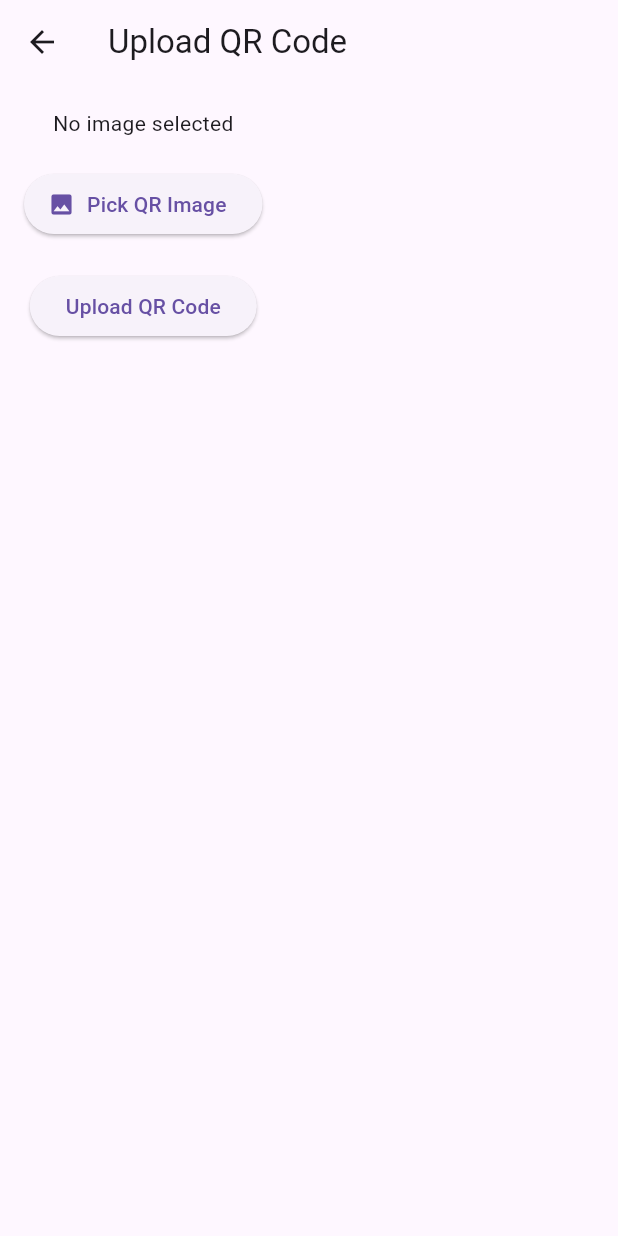
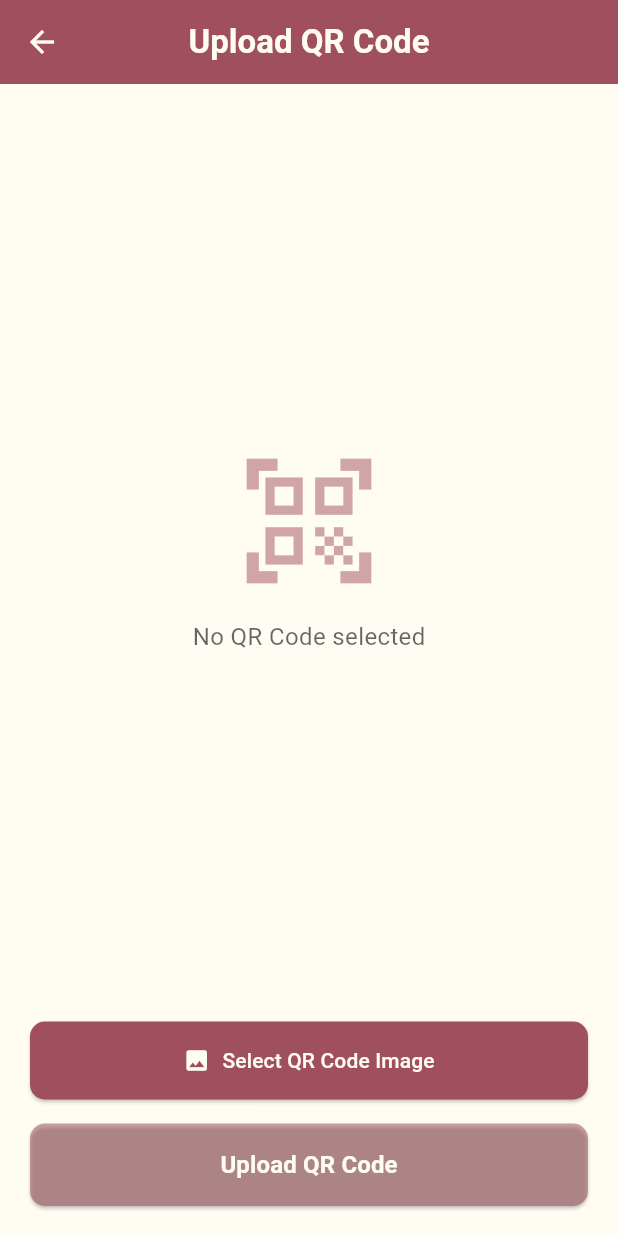
Before and after one commit to nuramirahathirahnazli/utmThrift-mobile, a Flutter app: the UploadQrCodePage screen opened directly, after a tap on "Upload QR Code", on a phone screen of 412 x 824 dp. Run offline on Flutter 3.47's test engine with Material 3 defaults, Android fonts, the phone set to English and light mode, and no system bars; our stand-ins replace file_picker, flutter_rating_bar, image_picker, photo_view, shared_preferences, webview_flutter; missing offline and left inert: webview_flutter_android; accounts and stored records are empty.

Commit message:
SprintTesting : Beautify the Uplaod QR Code Image Page

```diff
--- a/utmthrift_mobile/lib/views/seller/seller_upload_qrcode_page.dart
+++ b/utmthrift_mobile/lib/views/seller/seller_upload_qrcode_page.dart
@@ -4,7 +4,8 @@
 import 'dart:io';
 import 'package:flutter/material.dart';
 import 'package:image_picker/image_picker.dart';
-import 'package:utmthrift_mobile/services/order_service.dart'; // Assuming upload QR lives here
+import 'package:utmthrift_mobile/services/order_service.dart';
+import 'package:utmthrift_mobile/views/shared/colors.dart';
 
 class UploadQrCodePage extends StatefulWidget {
   const UploadQrCodePage({super.key});
@@ -31,41 +32,138 @@ class _UploadQrCodePageState extends State<UploadQrCodePage> {
 
     setState(() => _isUploading = true);
 
-    final success = await OrderService.uploadSellerQrCode(_selectedImage!); // You'll create this
+    final success = await OrderService.uploadSellerQrCode(_selectedImage!);
 
     setState(() => _isUploading = false);
 
     if (success) {
-      ScaffoldMessenger.of(context).showSnackBar(const SnackBar(content: Text("QR Code uploaded successfully")));
+      ScaffoldMessenger.of(context).showSnackBar(
+        const SnackBar(
+          content: Text("QR Code uploaded successfully"),
+          backgroundColor: AppColors.color2,
+        ),
+      );
       Navigator.pop(context);
     } else {
-      ScaffoldMessenger.of(context).showSnackBar(const SnackBar(content: Text("Failed to upload QR Code")));
+      ScaffoldMessenger.of(context).showSnackBar(
+        const SnackBar(
+          content: Text("Failed to upload QR Code"),
+          backgroundColor: AppColors.color8,
+        ),
+      );
     }
   }
 
   @override
   Widget build(BuildContext context) {
     return Scaffold(
-      appBar: AppBar(title: const Text("Upload QR Code")),
+      backgroundColor: AppColors.base,
+      appBar: AppBar(
+        title: const Text(
+          "Upload QR Code",
+          style: TextStyle(
+            color: AppColors.base,
+            fontWeight: FontWeight.bold,
+          ),
+        ),
+        centerTitle: true,
+        backgroundColor: AppColors.color2,
+        iconTheme: const IconThemeData(color: AppColors.base),
+        elevation: 0,
+      ),
       body: Padding(
-        padding: const EdgeInsets.all(16.0),
+        padding: const EdgeInsets.all(20.0),
         child: Column(
+          crossAxisAlignment: CrossAxisAlignment.stretch,
           children: [
-            _selectedImage != null
-                ? Image.file(_selectedImage!, height: 200)
-                : const Text("No image selected"),
-            const SizedBox(height: 20),
+            Expanded(
+              child: Column(
+                mainAxisAlignment: MainAxisAlignment.center,
+                children: [
+                  if (_selectedImage != null)
+                    Container(
+                      height: 250,
+                      decoration: BoxDecoration(
+                        borderRadius: BorderRadius.circular(12),
+                        color: AppColors.color12.withOpacity(0.1),
+                        border: Border.all(
+                          color: AppColors.color2.withOpacity(0.3),
+                        ),
+                      ),
+                      child: ClipRRect(
+                        borderRadius: BorderRadius.circular(10),
+                        child: Image.file(
+                          _selectedImage!,
+                          fit: BoxFit.contain,
+                        ),
+                      ),
+                    )
+                  else
+                    Column(
+                      children: [
+                        Icon(
+                          Icons.qr_code_scanner,
+                          size: 100,
+                          color: AppColors.color2.withOpacity(0.5),
+                        ),
+                        const SizedBox(height: 16),
+                        Text(
+                          "No QR Code selected",
+                          style: TextStyle(
+                            fontSize: 16,
+                            color: AppColors.color10.withOpacity(0.6),
+                          ),
+                        ),
+                      ],
+                    ),
+                ],
+              ),
+            ),
+            const SizedBox(height: 24),
             ElevatedButton.icon(
-              icon: const Icon(Icons.image),
-              label: const Text("Pick QR Image"),
               onPressed: _pickImage,
+              icon: const Icon(Icons.image, color: AppColors.base),
+              label: const Text(
+                "Select QR Code Image",
+                style: TextStyle(color: AppColors.base),
+              ),
+              style: ElevatedButton.styleFrom(
+                backgroundColor: AppColors.color2,
+                padding: const EdgeInsets.symmetric(vertical: 16),
+                shape: RoundedRectangleBorder(
+                  borderRadius: BorderRadius.circular(10),
+                ),
+              ),
             ),
-            const SizedBox(height: 20),
+            const SizedBox(height: 16),
             ElevatedButton(
               onPressed: _isUploading ? null : _uploadQrCode,
+              style: ElevatedButton.styleFrom(
+                backgroundColor: _selectedImage == null
+                    ? AppColors.color2.withOpacity(0.5)
+                    : AppColors.color2,
+                padding: const EdgeInsets.symmetric(vertical: 16),
+                shape: RoundedRectangleBorder(
+                  borderRadius: BorderRadius.circular(10),
+                ),
+              ),
               child: _isUploading
-                  ? const CircularProgressIndicator()
-                  : const Text("Upload QR Code"),
+                  ? const SizedBox(
+                      width: 24,
+                      height: 24,
+                      child: CircularProgressIndicator(
+                        strokeWidth: 3,
+                        color: Colors.white,
+                      ),
+                    )
+                  : const Text(
+                      "Upload QR Code",
+                      style: TextStyle(
+                        fontSize: 16,
+                        color: AppColors.base,
+                        fontWeight: FontWeight.bold,
+                      ),
+                    ),
             ),
           ],
         ),
```
